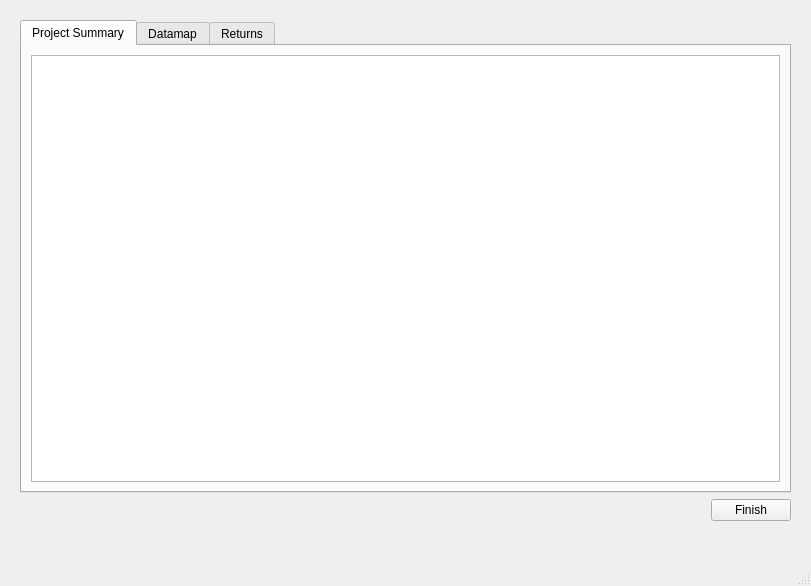
The window that qt_designer_ui/main_window.ui (hammerheadlemon/xldigest) describes before a commit, drawn with Qt 5.
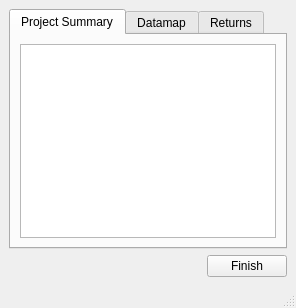
The same window after the commit. The open tabs and pages were chosen to show the change. Custom widgets are drawn as their Qt base class.

Commit message: nicer layout now

Patch:
```diff
--- a/qt_designer_ui/main_window.ui
+++ b/qt_designer_ui/main_window.ui
@@ -2,27 +2,12 @@
 <ui version="4.0">
  <class>MainXldigestWindow</class>
  <widget class="QMainWindow" name="MainXldigestWindow">
-  <property name="geometry">
-   <rect>
-    <x>0</x>
-    <y>0</y>
-    <width>811</width>
-    <height>586</height>
-   </rect>
-  </property>
   <property name="windowTitle">
    <string>xldigest</string>
   </property>
   <widget class="QWidget" name="centralwidget">
-   <widget class="QWidget" name="layoutWidget">
-    <property name="geometry">
-     <rect>
-      <x>20</x>
-      <y>20</y>
-      <width>771</width>
-      <height>501</height>
-     </rect>
-    </property>
+   <layout class="QHBoxLayout" name="horizontalLayout_4">
+    <item>
     <layout class="QVBoxLayout" name="verticalLayout_2">
      <item>
       <widget class="QTabWidget" name="tabWidget">
@@ -103,7 +88,8 @@
       </layout>
      </item>
     </layout>
-   </widget>
+    </item>
+   </layout>
   </widget>
   <widget class="QMenuBar" name="menubar">
    <property name="geometry">
```
Left out of the diff: 4 changed lines with no effect on the pictures. Lines whose indentation alone changed are shown as unchanged. The commit also changes 4 other files.
